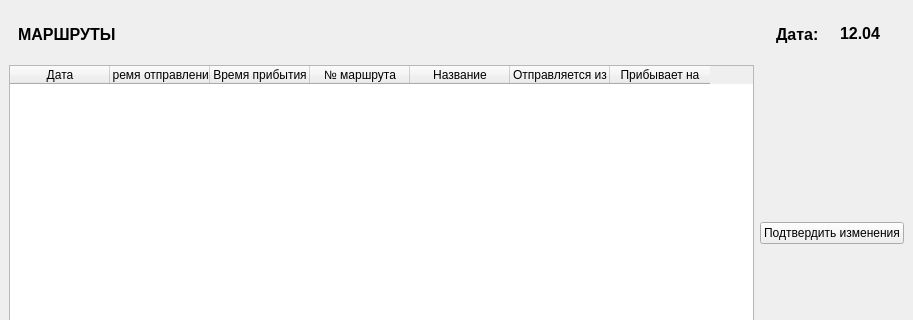
Qt form menu.ui (Mihailus2000/sem08_BSBD_Kursach) before a commit; both pictures show x 0 to 913 and y 0 to 320 of the 913 by 597 pixel window.
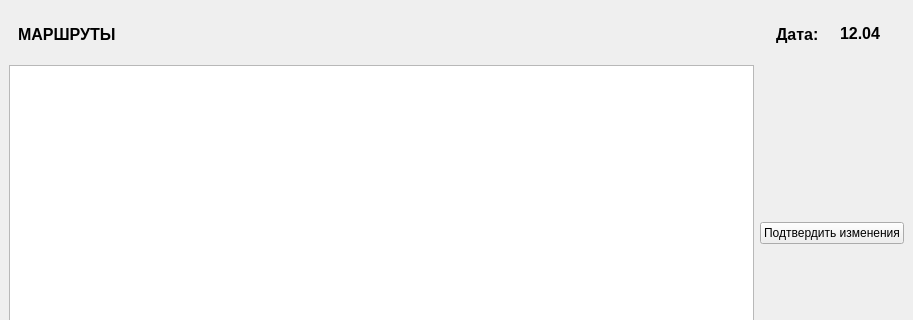
The same form after that commit.

Commit message: Working on Dialog window

Diff of the .ui file:
```diff
--- a/menu.ui
+++ b/menu.ui
@@ -372,43 +372,7 @@
        <item>
         <layout class="QHBoxLayout" name="horizontalLayout_8">
          <item>
-          <widget class="QTableWidget" name="routes_DB">
-           <column>
-            <property name="text">
-             <string>Дата</string>
-            </property>
-           </column>
-           <column>
-            <property name="text">
-             <string>Время отправления</string>
-            </property>
-           </column>
-           <column>
-            <property name="text">
-             <string>Время прибытия</string>
-            </property>
-           </column>
-           <column>
-            <property name="text">
-             <string>№ маршрута</string>
-            </property>
-           </column>
-           <column>
-            <property name="text">
-             <string>Название</string>
-            </property>
-           </column>
-           <column>
-            <property name="text">
-             <string>Отправляется из</string>
-            </property>
-           </column>
-           <column>
-            <property name="text">
-             <string>Прибывает на</string>
-            </property>
-           </column>
-          </widget>
+          <widget class="QTableWidget" name="routes_DB"/>
          </item>
          <item>
           <layout class="QVBoxLayout" name="verticalLayout_4">
```
The commit also changes 2 other files.
